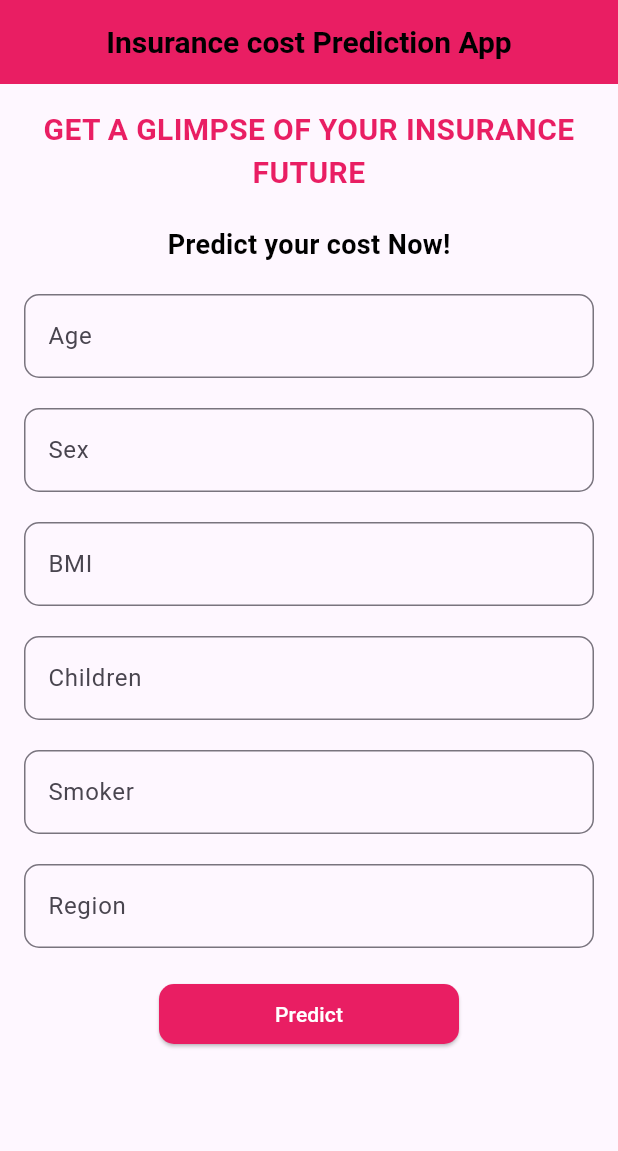
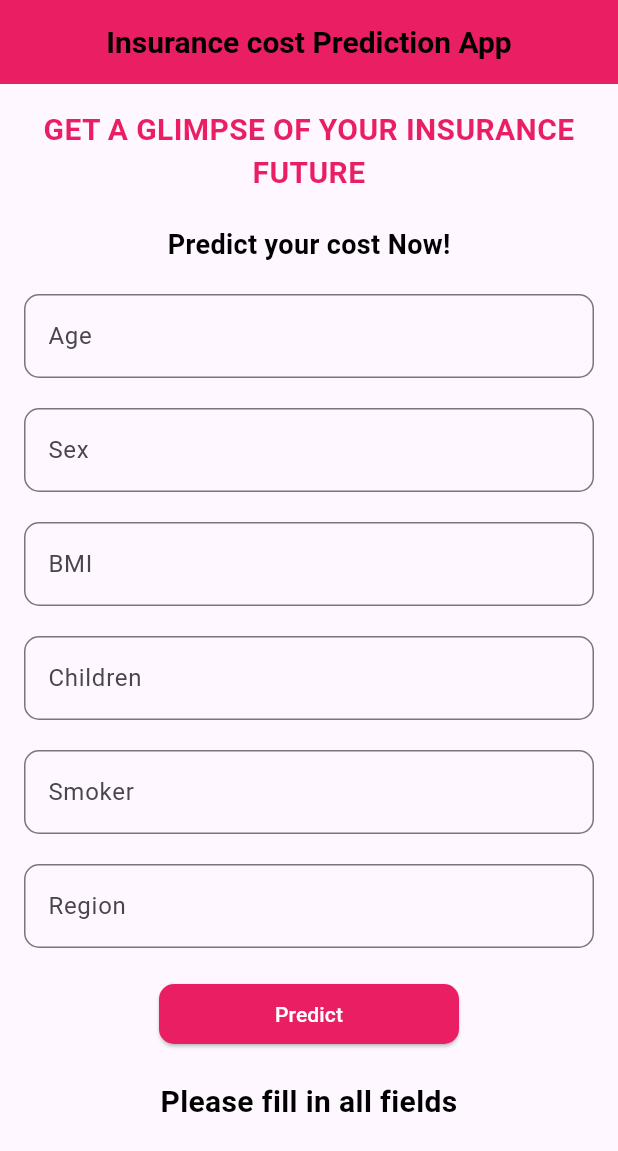
Before and after one commit to k-ganda/linear_regression_ml, a Flutter app: the screen it shows after launch, after a tap on "Predict", on a phone screen of 412 x 824 dp. Shown: the top 1151 px of the screen. Run offline on Flutter 3.47's test engine with Material 3 defaults, Android fonts, the phone set to English and light mode, and no system bars.

Commit message:
flutter_app_integration

```diff
--- a/summative/Flutter_App/price_prediction_app/lib/main.dart
+++ b/summative/Flutter_App/price_prediction_app/lib/main.dart
@@ -1,4 +1,7 @@
+import 'dart:convert';
+import 'package:intl/intl.dart';
 import 'package:flutter/material.dart';
+import 'package:http/http.dart' as http;
 
 void main() => runApp(MyApp());
 
@@ -19,25 +22,73 @@ class MyApp extends StatelessWidget {
             ),
           ),
         ),
-          body: SingleChildScrollView(
+        body: const SingleChildScrollView(
           child: PredictionForm(),
-          )),
+        ),
+      ),
     );
   }
 }
 
 class PredictionForm extends StatefulWidget {
+  const PredictionForm({super.key});
   @override
   _PredictionFormState createState() => _PredictionFormState();
 }
 
 class _PredictionFormState extends State<PredictionForm> {
+  // Text editing controllers
   final TextEditingController ageController = TextEditingController();
   final TextEditingController sexController = TextEditingController();
   final TextEditingController bmiController = TextEditingController();
   final TextEditingController childrenController = TextEditingController();
   final TextEditingController smokerController = TextEditingController();
   final TextEditingController regionController = TextEditingController();
+  String result = ''; // stores the Predicted insurance cost
+
+  Future<void> predict() async {
+    final String url =
+        'https://price-prediction-model-4ns5.onrender.com/predict';
+    final Map<String, dynamic> data = {
+      'age': int.parse(ageController.text),
+      'sex': int.parse(sexController.text),
+      'bmi': double.parse(bmiController.text),
+      'children': int.parse(childrenController.text),
+      'smoker': int.parse(smokerController.text),
+      'region': int.parse(regionController.text),
+    };
+
+    try {
+      final response = await http.post(
+        Uri.parse(url),
+        headers: {'Content-Type': 'application/json'},
+        body: json.encode(data),
+      );
+
+      if (response.statusCode == 200) {
+        final responseData =
+            json.decode(response.body); // converts JSON to dart object
+        setState(() {
+          double charges = responseData['predicted_charges'];
+          final formatter = NumberFormat.currency(
+              locale: 'en_US', symbol: '\$', decimalDigits: 2);
+          result = 'Predicted Charges: ${formatter.format(charges)}';
+        });
+      } else {
+        final responseData = json.decode(response.body);
+        String errorMessage = responseData['detail'].map((error) {
+          return '${error['loc'][1]}: ${error['msg']} (got ${error['input']})';
+        }).join(', ');
+        setState(() {
+          result = 'Error: $errorMessage';
+        });
+      }
+    } catch (e) {
+      setState(() {
+        result = 'Error: $e';
+      });
+    }
+  }
 
   @override
   Widget build(BuildContext context) {
@@ -73,26 +124,20 @@ class _PredictionFormState extends State<PredictionForm> {
           const SizedBox(height: 20),
           TextFormField(
             controller: ageController,
-            decoration: InputDecoration(
+            decoration: const InputDecoration(
               labelText: 'Age',
               border: OutlineInputBorder(
                 borderRadius: BorderRadius.all(Radius.circular(10.0)),
                 borderSide: BorderSide(color: Colors.pink),
               ),
-              hintText: 'Enter your age(18+)',
+              hintText: 'Enter your age (18+)',
             ),
             keyboardType: TextInputType.number,
-            validator: (value) {
-              if (value == null || value.isEmpty) {
-                return 'Please enter your age';
-              }
-              return null;
-            },
           ),
           const SizedBox(height: 20),
           TextFormField(
-            controller: ageController,
-            decoration: InputDecoration(
+            controller: sexController,
+            decoration: const InputDecoration(
               labelText: 'Sex',
               border: OutlineInputBorder(
                 borderRadius: BorderRadius.all(Radius.circular(10.0)),
@@ -101,17 +146,11 @@ class _PredictionFormState extends State<PredictionForm> {
               hintText: 'Enter (0 for male, 1 for female)',
             ),
             keyboardType: TextInputType.number,
-            validator: (value) {
-              if (value == null || value.isEmpty) {
-                return 'Please enter your sex';
-              }
-              return null;
-            },
           ),
           const SizedBox(height: 20),
           TextFormField(
-            controller: ageController,
-            decoration: InputDecoration(
+            controller: bmiController,
+            decoration: const InputDecoration(
               labelText: 'BMI',
               border: OutlineInputBorder(
                 borderRadius: BorderRadius.all(Radius.circular(10.0)),
@@ -120,55 +159,37 @@ class _PredictionFormState extends State<PredictionForm> {
               hintText: 'Enter your Body Mass Index',
             ),
             keyboardType: TextInputType.number,
-            validator: (value) {
-              if (value == null || value.isEmpty) {
-                return 'Please enter your BMI';
-              }
-              return null;
-            },
           ),
           const SizedBox(height: 20),
           TextFormField(
-            controller: ageController,
-            decoration: InputDecoration(
+            controller: childrenController,
+            decoration: const InputDecoration(
               labelText: 'Children',
               border: OutlineInputBorder(
                 borderRadius: BorderRadius.all(Radius.circular(10.0)),
                 borderSide: BorderSide(color: Colors.pink),
               ),
-              hintText: 'Enter the no of children ',
+              hintText: 'Enter the number of children',
             ),
             keyboardType: TextInputType.number,
-            validator: (value) {
-              if (value == null || value.isEmpty) {
-                return 'Please enter no of children';
-              }
-              return null;
-            },
           ),
           const SizedBox(height: 20),
           TextFormField(
-            controller: ageController,
-            decoration: InputDecoration(
+            controller: smokerController,
+            decoration: const InputDecoration(
               labelText: 'Smoker',
               border: OutlineInputBorder(
                 borderRadius: BorderRadius.all(Radius.circular(10.0)),
                 borderSide: BorderSide(color: Colors.pink),
               ),
-              hintText: 'Enter(0 for no, 1 for yes)',
+              hintText: 'Enter (0 for no, 1 for yes)',
             ),
             keyboardType: TextInputType.number,
-            validator: (value) {
-              if (value == null || value.isEmpty) {
-                return 'Please enter your smoking status';
-              }
-              return null;
-            },
           ),
           const SizedBox(height: 20),
           TextFormField(
-            controller: ageController,
-            decoration: InputDecoration(
+            controller: regionController,
+            decoration: const InputDecoration(
               labelText: 'Region',
               border: OutlineInputBorder(
                 borderRadius: BorderRadius.all(Radius.circular(10.0)),
@@ -177,20 +198,25 @@ class _PredictionFormState extends State<PredictionForm> {
               hintText: 'Enter (0-NW, 1-NE, 2-SE, 3-SW)',
             ),
             keyboardType: TextInputType.number,
-            validator: (value) {
-              if (value == null || value.isEmpty) {
-                return 'Please enter your region';
-              }
-              return null;
-            },
           ),
           const SizedBox(height: 20),
           Center(
             child: SizedBox(
-              width: 200, // Set your desired width here
+              width: 200,
               child: ElevatedButton(
-                onPressed: () {
-                  // Add your prediction logic here
+                onPressed: () async {
+                  if (ageController.text.isEmpty ||
+                      sexController.text.isEmpty ||
+                      bmiController.text.isEmpty ||
+                      childrenController.text.isEmpty ||
+                      smokerController.text.isEmpty ||
+                      regionController.text.isEmpty) {
+                    setState(() {
+                      result = 'Please fill in all fields';
+                    });
+                    return;
+                  }
+                  await predict();
                 },
                 style: ButtonStyle(
                   backgroundColor: MaterialStateProperty.all(Colors.pink),
@@ -200,7 +226,7 @@ class _PredictionFormState extends State<PredictionForm> {
                     ),
                   ),
                 ),
-                child: Text(
+                child: const Text(
                   'Predict',
                   style: TextStyle(
                     color: Colors.white,
@@ -209,6 +235,18 @@ class _PredictionFormState extends State<PredictionForm> {
               ),
             ),
           ),
+          const SizedBox(height: 20),
+          Center(
+            child: Text(
+              result,
+              style: const TextStyle(
+                fontSize: 20,
+                fontWeight: FontWeight.bold,
+                color: Colors.black,
+              ),
+              textAlign: TextAlign.center,
+            ),
+          ),
         ],
       ),
     );
--- a/summative/Flutter_App/price_prediction_app/pubspec.yaml
+++ b/summative/Flutter_App/price_prediction_app/pubspec.yaml
@@ -36,6 +36,7 @@ dependencies:
   # Use with the CupertinoIcons class for iOS style icons.
   cupertino_icons: ^1.0.6
   http: ^1.2.1
+  intl: ^0.19.0
 
 dev_dependencies:
   flutter_test:
```
Also changed, not shown: summative/Flutter_App/price_prediction_app/pubspec.lock. Lines whose indentation alone changed are shown as unchanged.
